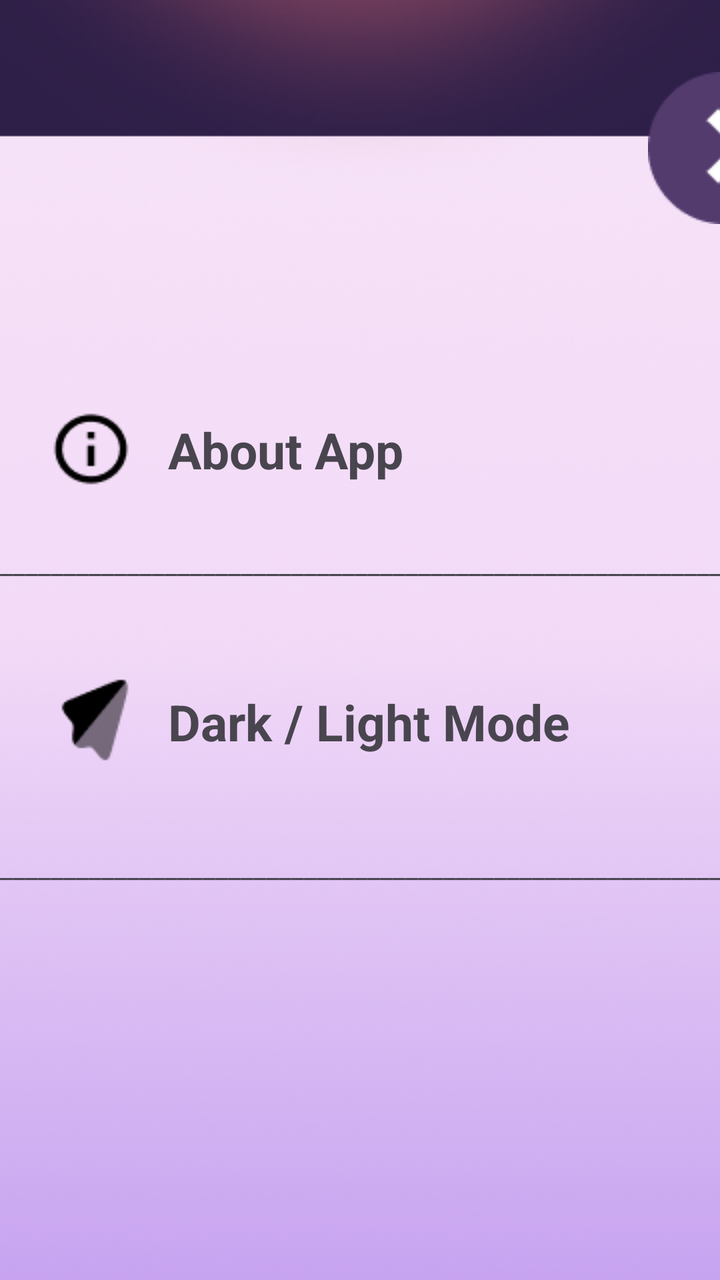
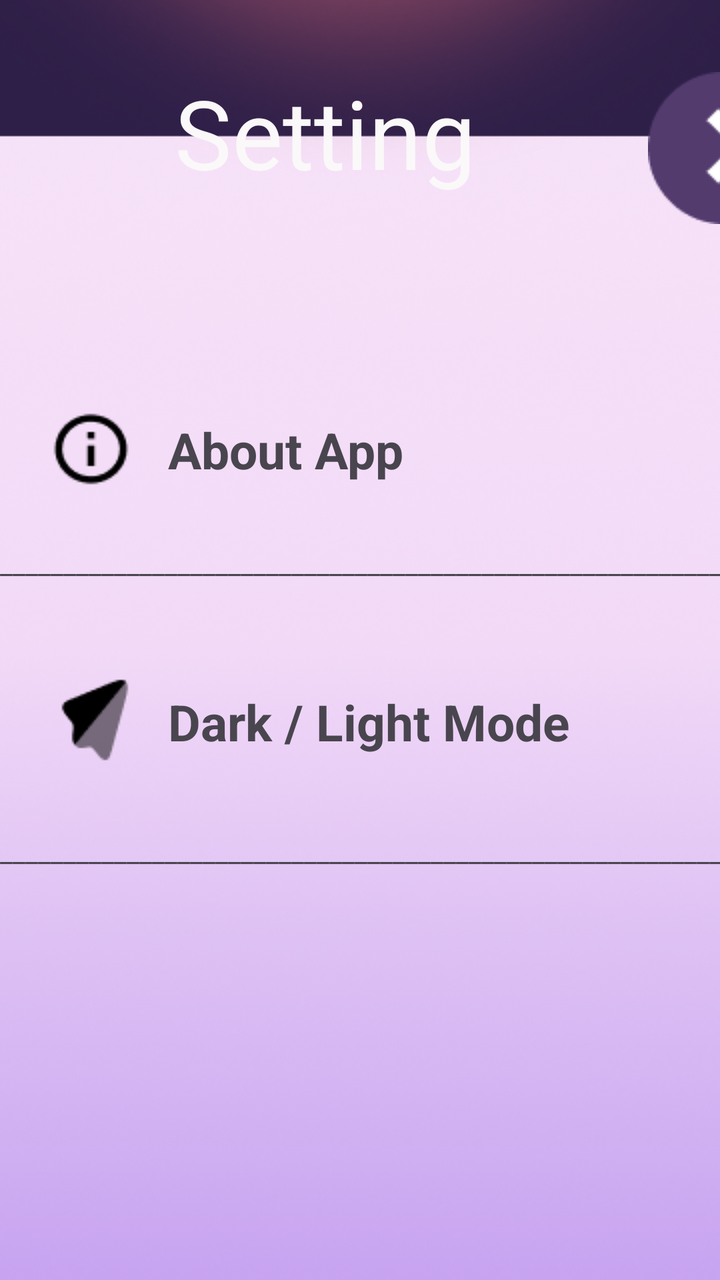

Screens rendered from an Android XML layout before and after an edit, with the pre-edit source and the edit as a unified diff.
<!-- AndroidManifest.xml: application theme Theme.Dara -->
<!-- res/layout/fragment_setting.xml -->
<?xml version="1.0" encoding="utf-8"?>
<androidx.constraintlayout.widget.ConstraintLayout xmlns:android="http://schemas.android.com/apk/res/android"
    xmlns:app="http://schemas.android.com/apk/res-auto"
    xmlns:tools="http://schemas.android.com/tools"
    android:layout_width="match_parent"
    android:layout_height="match_parent"
    tools:context=".SettingFragment">

    

    <ImageView
        android:id="@+id/imageView"
        android:layout_width="0dp"
        android:layout_height="0dp"
        android:scaleType="centerCrop"
        app:layout_constraintBottom_toBottomOf="parent"
        app:layout_constraintEnd_toEndOf="parent"
        app:layout_constraintHorizontal_bias="0.0"
        app:layout_constraintStart_toStartOf="parent"
        app:layout_constraintTop_toTopOf="parent"
        app:layout_constraintVertical_bias="0.0"
        app:srcCompat="@drawable/wallpaper_set" />

    <ImageView
        android:layout_width="wrap_content"
        android:layout_height="wrap_content"
        android:layout_marginStart="324dp"
        android:layout_marginTop="36dp"
        android:src="@drawable/back_x"
        app:layout_constraintStart_toStartOf="parent"
        app:layout_constraintTop_toTopOf="parent" />

    <ImageView
        android:id="@+id/btn_x"
        android:layout_width="wrap_content"
        android:layout_height="wrap_content"
        android:layout_marginStart="328dp"
        android:layout_marginTop="36dp"
        android:src="@drawable/x"
        app:layout_constraintStart_toStartOf="parent"
        app:layout_constraintTop_toTopOf="parent" />

    <TextView
        android:id="@+id/textView7"
        android:layout_width="wrap_content"
        android:layout_height="wrap_content"
        android:layout_marginStart="84dp"
        android:layout_marginTop="344dp"
        android:fontFamily="@font/montserrat_bold"
        android:textFontWeight="700"
        android:text="Dark / Light Mode"
        android:textSize="25sp"
        app:layout_constraintStart_toStartOf="parent"
        app:layout_constraintTop_toTopOf="parent" />

    <ImageView
        android:id="@+id/imageView10"
        android:layout_width="wrap_content"
        android:layout_height="wrap_content"
        android:layout_marginStart="24dp"
        android:layout_marginTop="204dp"
        android:src="@drawable/info_icon"
        app:layout_constraintStart_toStartOf="parent"
        app:layout_constraintTop_toTopOf="parent" />

    <TextView
        android:id="@+id/textView5"
        android:layout_width="wrap_content"
        android:layout_height="wrap_content"
        android:layout_marginStart="84dp"
        android:layout_marginTop="208dp"
        android:fontFamily="@font/montserrat_bold"
        android:textFontWeight="700"
        android:text="About App"
        android:textSize="25sp"
        app:layout_constraintStart_toStartOf="parent"
        app:layout_constraintTop_toTopOf="parent" />

    <ImageView
        android:id="@+id/imageView9"
        android:layout_width="wrap_content"
        android:layout_height="wrap_content"
        android:layout_marginStart="28dp"
        android:layout_marginTop="336dp"
        android:src="@drawable/mode"
        app:layout_constraintStart_toStartOf="parent"
        app:layout_constraintTop_toTopOf="parent" />

    <TextView
        android:id="@+id/textView8"
        android:layout_width="425dp"
        android:layout_height="38dp"
        android:layout_marginTop="272dp"
        android:text="________________________________________________________________"
        app:layout_constraintStart_toStartOf="parent"
        app:layout_constraintTop_toTopOf="parent" />

    <TextView
        android:id="@+id/textView9"
        android:layout_width="425dp"
        android:layout_height="38dp"
        android:layout_marginTop="424dp"
        android:text="________________________________________________________________"
        app:layout_constraintStart_toStartOf="parent"
        app:layout_constraintTop_toTopOf="parent" />

    <ImageView
        android:id="@+id/imageView11"
        android:layout_width="wrap_content"
        android:layout_height="wrap_content"
        android:layout_marginStart="372dp"
        android:layout_marginTop="210dp"
        android:src="@drawable/arrow"
        app:layout_constraintStart_toStartOf="parent"
        app:layout_constraintTop_toTopOf="parent" />

    <ImageView
        android:id="@+id/imageView12"
        android:layout_width="wrap_content"
        android:layout_height="wrap_content"
        android:layout_marginStart="372dp"
        android:layout_marginTop="348dp"
        android:src="@drawable/arrow"
        app:layout_constraintStart_toStartOf="parent"
        app:layout_constraintTop_toTopOf="parent" />


</androidx.constraintlayout.widget.ConstraintLayout>
<!-- resources referenced by this layout -->
<resources>
  <!-- drawable arrow: png bitmap (drawable, 338 bytes) -->
  <!-- drawable back_x: png bitmap (drawable, 893 bytes) -->
  <!-- drawable info_icon: png bitmap (drawable, 634 bytes) -->
  <!-- drawable mode: png bitmap (drawable, 736 bytes) -->
  <!-- drawable wallpaper_set: png bitmap (drawable, 234862 bytes) -->
  <!-- drawable x: png bitmap (drawable, 445 bytes) -->
  <style name="Theme.Dara" parent="Base.Theme.Dara" />
  <style name="Base.Theme.Dara" parent="Theme.Material3.DayNight.NoActionBar">
          
          
      </style>
</resources>

<!-- the commit's change to res/layout/fragment_setting.xml (unified diff, before → after) -->
@@ -22,6 +22,7 @@
         app:srcCompat="@drawable/wallpaper_set" />
 
     <ImageView
+        android:id="@+id/imageView5"
         android:layout_width="wrap_content"
         android:layout_height="wrap_content"
         android:layout_marginStart="324dp"
@@ -70,8 +71,8 @@
         android:layout_marginStart="84dp"
         android:layout_marginTop="208dp"
         android:fontFamily="@font/montserrat_bold"
+        android:text="About App"
         android:textFontWeight="700"
-        android:text="About App"
         android:textSize="25sp"
         app:layout_constraintStart_toStartOf="parent"
         app:layout_constraintTop_toTopOf="parent" />
@@ -99,13 +100,13 @@
         android:id="@+id/textView9"
         android:layout_width="425dp"
         android:layout_height="38dp"
-        android:layout_marginTop="424dp"
+        android:layout_marginTop="416dp"
         android:text="________________________________________________________________"
         app:layout_constraintStart_toStartOf="parent"
         app:layout_constraintTop_toTopOf="parent" />
 
     <ImageView
-        android:id="@+id/imageView11"
+        android:id="@+id/btn_about"
         android:layout_width="wrap_content"
         android:layout_height="wrap_content"
         android:layout_marginStart="372dp"
@@ -115,7 +116,7 @@
         app:layout_constraintTop_toTopOf="parent" />
 
     <ImageView
-        android:id="@+id/imageView12"
+        android:id="@+id/btn_mode"
         android:layout_width="wrap_content"
         android:layout_height="wrap_content"
         android:layout_marginStart="372dp"
@@ -124,5 +125,21 @@
         app:layout_constraintStart_toStartOf="parent"
         app:layout_constraintTop_toTopOf="parent" />
 
+    <TextView
+        android:id="@+id/textView6"
+        android:layout_width="184dp"
+        android:layout_height="63dp"
+        android:fontFamily="@font/montserrat_semibold"
+        android:text="Setting"
+        android:textColor="#FAF8F8"
+        android:textColorLink="#FDFCFC"
+        android:textSize="48sp"
+        app:layout_constraintBottom_toBottomOf="parent"
+        app:layout_constraintEnd_toEndOf="parent"
+        app:layout_constraintHorizontal_bias="0.497"
+        app:layout_constraintStart_toStartOf="parent"
+        app:layout_constraintTop_toTopOf="parent"
+        app:layout_constraintVertical_bias="0.059" />
+
 
 </androidx.constraintlayout.widget.ConstraintLayout>
